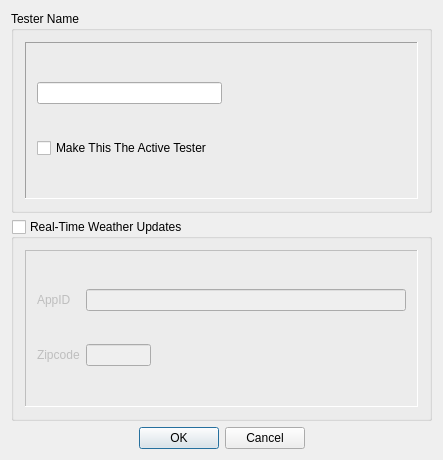
Old version of the form IdsEditor/TesterEditor.ui in the repository pnnl/ms-speak.
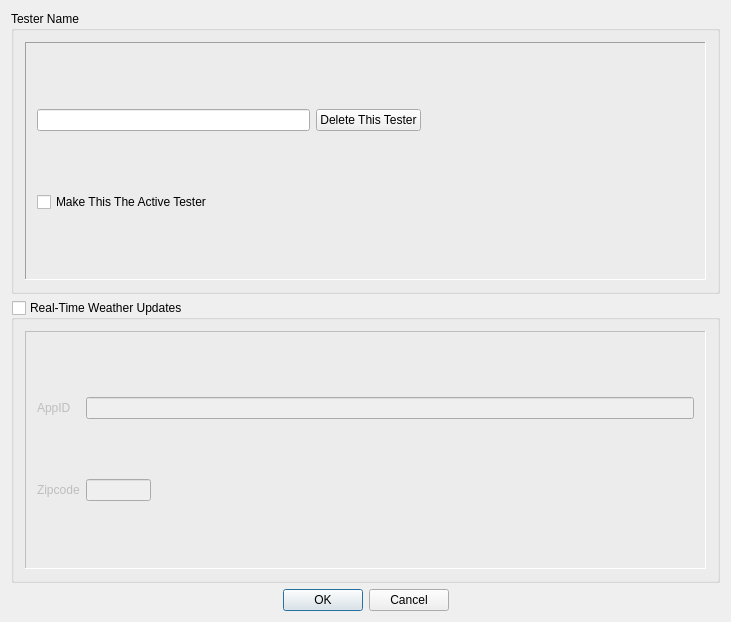
New version of the form. Icons and pictures are not drawn.

Patch:
```diff
--- a/IdsEditor/TesterEditor.ui
+++ b/IdsEditor/TesterEditor.ui
@@ -6,8 +6,8 @@
    <rect>
     <x>0</x>
     <y>0</y>
-    <width>443</width>
-    <height>460</height>
+    <width>731</width>
+    <height>622</height>
    </rect>
   </property>
   <property name="windowTitle">
@@ -29,8 +29,8 @@
      <property name="title">
       <string>Tester Name</string>
      </property>
-     <layout class="QVBoxLayout" name="verticalLayout">
-      <item>
+     <layout class="QGridLayout" name="gridLayout_4">
+      <item row="0" column="0">
        <widget class="QFrame" name="frame">
         <property name="frameShape">
          <enum>QFrame::Panel</enum>
@@ -48,6 +48,13 @@
              </property>
             </widget>
            </item>
+           <item>
+            <widget class="QPushButton" name="btnDelete">
+             <property name="text">
+              <string>Delete This Tester</string>
+             </property>
+            </widget>
+           </item>
            <item>
             <spacer name="horizontalSpacer">
              <property name="orientation">
@@ -55,7 +62,7 @@
              </property>
              <property name="sizeHint" stdset="0">
               <size>
-               <width>128</width>
+               <width>108</width>
                <height>20</height>
               </size>
              </property>
```
Left out of the diff: 2 changed lines with no effect on the pictures.
